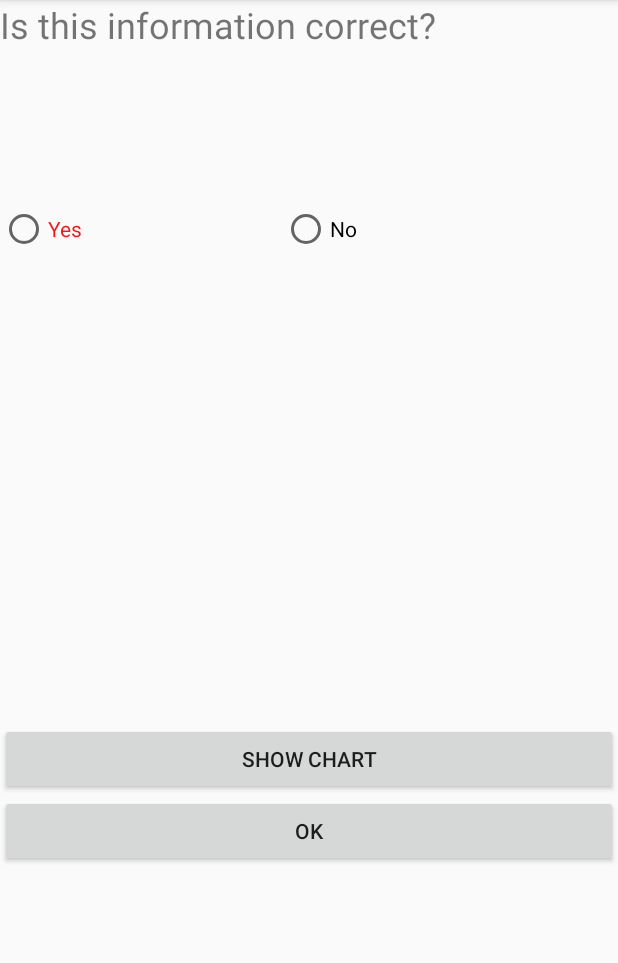
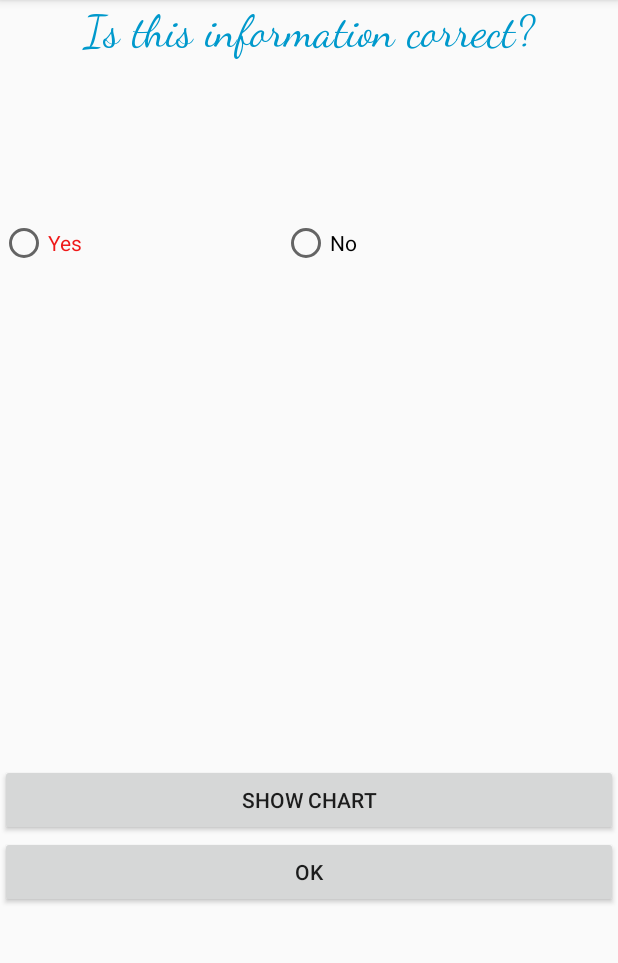
Before and after one commit to sabrinalupsan/personal-budget-management-android-application, an Android app: the CashActivity screen opened directly, with no data from a screen before it, on a phone screen of 412 x 824 dp, the part 84-1047 px from its top. Run offline under Robolectric (Android 15) with nearby library versions, the phone set to English and light mode, and no system bars; libraries missing offline, so code that uses them is left out: com.github.mikephil.charting; 3 statements that could not run were skipped.

```diff
--- a/app/src/main/res/layout/activity_cash.xml
+++ b/app/src/main/res/layout/activity_cash.xml
@@ -10,11 +10,15 @@
     <TextView
         android:id="@+id/editTextTextPersonName3"
         android:layout_width="match_parent"
-        android:layout_height="wrap_content"
+        android:layout_height="42dp"
         android:ems="10"
+        android:fontFamily="cursive"
+        android:gravity="center"
         android:inputType="textPersonName"
         android:text="@string/is_this_information_correct"
-        android:textSize="24sp" />
+        android:textColor="@android:color/holo_blue_dark"
+        android:textSize="30sp"
+         />
 
     <TextView
         android:id="@+id/infoID"
@@ -51,7 +55,7 @@
         android:id="@+id/fragment"
         android:name="com.example.seminar_4.Cash.ListFragment"
         android:layout_width="match_parent"
-        android:layout_height="313dp" />
+        android:layout_height="331dp" />
 
     <Button
         android:id="@+id/btnChart"
--- a/app/src/main/res/values/strings.xml
+++ b/app/src/main/res/values/strings.xml
@@ -151,4 +151,5 @@
     <string name="examples">Examples</string>
     <string name="todo">TODO</string>
     <string name="choose_rating">Choose rating</string>
+    <string name="max_cash">Set the maximum amount of cash</string>
 </resources>
--- a/app/src/main/res/xml/root_preferences.xml
+++ b/app/src/main/res/xml/root_preferences.xml
@@ -20,6 +20,12 @@
             app:title="@string/signature_title"
             app:useSimpleSummaryProvider="true" />
 
+        <SeekBarPreference
+            android:defaultValue="22"
+            android:title="@string/max_cash"
+            android:key="seekBar"
+            app:showSeekBarValue="true"
+            android:max="1000"/>
     </PreferenceCategory>
 
 </PreferenceScreen>
```
Also changed, not shown: app/src/main/java/com/example/seminar_4/MainActivityCash.java (+14 -17 lines).
